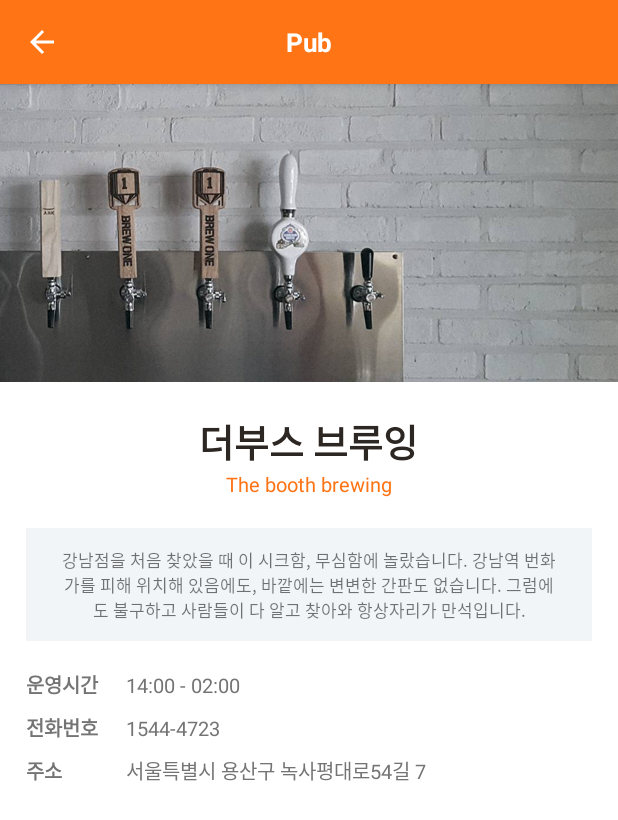
After one commit to Beeering/Beering-Android, an Android app: the PubDetailActivity screen opened directly, with no data from a screen before it, on a phone screen of 412 x 824 dp. The commit adds this screen. Shown: the top 820 px of the screen. Run offline under Robolectric (Android 15) with nearby library versions, the phone set to English and light mode, and no system bars.

Commit message:
Create Pub detail page

```diff
--- a/Beering/app/src/main/AndroidManifest.xml
+++ b/Beering/app/src/main/AndroidManifest.xml
@@ -39,7 +39,7 @@
         <activity
             android:name=".SettingActivity"
             android:theme="@style/Theme.AppCompat.NoActionBar" />
-
+        <activity android:name=".PubDetailActivity"></activity>
     </application>
 
 </manifest>
--- a/Beering/app/src/main/java/io/beering/beering/BeerRecyclerAdapter.java
+++ b/Beering/app/src/main/java/io/beering/beering/BeerRecyclerAdapter.java
@@ -76,6 +76,7 @@
                 v.getContext().startActivity(intent);
             }
         });
+
         ViewHolder viewHolder = new ViewHolder(v);
         return viewHolder;
     }
--- /dev/null
+++ b/Beering/app/src/main/java/io/beering/beering/PubDetailActivity.java
@@ -0,0 +1,48 @@
+package io.beering.beering;
+
+import android.graphics.Color;
+import android.os.Build;
+import android.os.Bundle;
+import android.support.v7.app.AppCompatActivity;
+import android.support.v7.widget.Toolbar;
+import android.view.View;
+import android.widget.ImageView;
+import android.widget.TextView;
+
+import static io.beering.beering.R.id.logo_text;
+
+public class PubDetailActivity extends AppCompatActivity {
+
+    Toolbar toolbar;
+
+    @Override
+    protected void onCreate(Bundle savedInstanceState) {
+        super.onCreate(savedInstanceState);
+        setContentView(R.layout.activity_pub_detail);
+
+
+        if (Build.VERSION.SDK_INT >= 21) {
+            getWindow().setStatusBarColor(Color.rgb(220, 90, 1));
+        }
+
+        toolbar = (Toolbar) findViewById(R.id.toolbar);
+        setSupportActionBar(toolbar);
+        toolbarSetting();
+        getSupportActionBar().setDisplayHomeAsUpEnabled(true);
+    }
+
+    public void toolbarSetting() {
+        // 상단 로고 가운데로 하기위해서 타이틀 없앰
+        getSupportActionBar().setTitle(null);
+
+        ImageView logoImage = (ImageView) findViewById(R.id.logo);
+        logoImage.setVisibility(View.GONE);
+
+        TextView logoText = (TextView) findViewById(logo_text);
+        logoText.setVisibility(View.VISIBLE);
+        logoText.setText("Pub");
+
+        ImageView searchBtn = (ImageView) findViewById(R.id.search_btn);
+        searchBtn.setVisibility(View.GONE);
+    }
+}
--- a/Beering/app/src/main/java/io/beering/beering/PubRecyclerAdapter.java
+++ b/Beering/app/src/main/java/io/beering/beering/PubRecyclerAdapter.java
@@ -1,11 +1,15 @@
 package io.beering.beering;
 
+import android.content.Intent;
 import android.support.v7.widget.RecyclerView;
 import android.view.LayoutInflater;
 import android.view.View;
 import android.view.ViewGroup;
 import android.widget.ImageView;
 import android.widget.TextView;
+import android.widget.Toast;
+
+import static com.facebook.FacebookSdk.getApplicationContext;
 
 /**
  * Created by hsun on 2017. 5. 16..
@@ -55,6 +59,15 @@
     @Override
     public ViewHolder onCreateViewHolder(ViewGroup parent, int viewType) {
         View v = LayoutInflater.from(parent.getContext()).inflate(R.layout.layout_card_pub, parent ,false);
+        v.setOnClickListener(new View.OnClickListener() {
+            @Override
+            public void onClick(View v) {
+                Toast.makeText(getApplicationContext(), "펍 누름", Toast.LENGTH_LONG).show();
+                Intent intent = new Intent(getApplicationContext(), PubDetailActivity.class);
+                v.getContext().startActivity(intent);
+            }
+        });
+
         ViewHolder viewHolder = new ViewHolder(v);
         return viewHolder;
     }
--- /dev/null
+++ b/Beering/app/src/main/res/layout/activity_pub_detail.xml
@@ -0,0 +1,157 @@
+<?xml version="1.0" encoding="utf-8"?>
+<RelativeLayout xmlns:android="http://schemas.android.com/apk/res/android"
+    xmlns:tools="http://schemas.android.com/tools"
+    android:id="@+id/container"
+    android:layout_width="match_parent"
+    android:layout_height="match_parent"
+    android:background="#ffffff"
+    tools:context="io.beering.beering.PubDetailActivity">
+
+    <android.support.design.widget.AppBarLayout
+        android:id="@+id/appbar"
+        android:layout_width="match_parent"
+        android:layout_height="wrap_content">
+
+        <include
+            layout="@layout/custom_toolbar"
+            android:layout_width="match_parent"
+            android:layout_height="wrap_content" />
+
+    </android.support.design.widget.AppBarLayout>
+
+    <ImageView
+        android:layout_width="match_parent"
+        android:layout_height="198.5dp"
+        android:layout_below="@+id/appbar"
+        android:id="@+id/pub_background"
+        android:src="@drawable/pub_brand_background"
+        android:scaleType="centerCrop"
+        />
+
+    <TextView
+        android:layout_width="wrap_content"
+        android:layout_height="wrap_content"
+        android:layout_below="@+id/pub_background"
+        android:id="@+id/pub_text_1"
+        android:layout_centerHorizontal="true"
+        android:layout_marginTop="20.2dp"
+        android:text="더부스 브루잉"
+        android:textSize="25sp"
+        android:textStyle="bold"
+        android:textColor="#2d2724"/>
+
+    <TextView
+        android:layout_width="wrap_content"
+        android:layout_height="wrap_content"
+        android:layout_below="@+id/pub_text_1"
+        android:layout_centerHorizontal="true"
+        android:id="@+id/pub_text_2"
+        android:text="The booth brewing"
+        android:textSize="13sp"
+        android:textColor="#ff7415"/>
+
+    <TextView
+        android:layout_width="match_parent"
+        android:layout_height="wrap_content"
+        android:background="#f1f5f8"
+        android:layout_below="@id/pub_text_2"
+        android:layout_centerHorizontal="true"
+        android:id="@+id/pub_detail_desc_text"
+        android:text="강남점을 처음 찾았을 때 이 시크함, 무심함에 놀랐습니다. 강남역 번화가를 피해 위치해 있음에도, 바깥에는 변변한 간판도 없습니다. 그럼에도 불구하고 사람들이 다 알고 찾아와 항상자리가 만석입니다."
+        android:textSize="11sp"
+        android:gravity="center"
+        android:layout_marginTop="20dp"
+        android:layout_marginRight="17.5dp"
+        android:layout_marginLeft="17.5dp"
+        android:paddingTop="12.5dp"
+        android:paddingBottom="12.5dp"
+        android:paddingLeft="22dp"
+        android:paddingRight="22dp"/>
+
+    <LinearLayout
+        android:layout_width="wrap_content"
+        android:layout_height="wrap_content"
+        android:layout_below="@id/pub_detail_desc_text"
+        android:layout_marginTop="18.5dp"
+        android:layout_marginLeft="17.5dp"
+        android:id="@+id/pub_linear_1">
+
+        <TextView
+            android:layout_width="52dp"
+            android:layout_height="wrap_content"
+            android:text="운영시간"
+            android:textSize="13sp"
+            android:textStyle="bold"
+            android:textColor="#747474"/>
+
+        <TextView
+            android:layout_width="wrap_content"
+            android:layout_height="wrap_content"
+            android:id="@+id/pub_hour"
+            android:layout_marginLeft="14.8dp"
+            android:text="14:00 - 02:00"
+            android:textSize="13sp"
+            android:textColor="#747474"
+            />
+    </LinearLayout>
+
+    <LinearLayout
+        android:layout_width="wrap_content"
+        android:layout_height="wrap_content"
+        android:layout_below="@id/pub_linear_1"
+        android:layout_marginTop="8dp"
+        android:layout_marginLeft="17.5dp"
+        android:id="@+id/pub_linear_2">
+
+        <TextView
+            android:layout_width="52dp"
+            android:layout_height="wrap_content"
+            android:text="전화번호"
+            android:textSize="13sp"
+            android:textStyle="bold"
+            android:textColor="#747474"/>
+
+        <TextView
+            android:layout_width="wrap_content"
+            android:layout_height="wrap_content"
+            android:id="@+id/pub_phone"
+            android:layout_marginLeft="14.8dp"
+            android:text="1544-4723"
+            android:textSize="13sp"
+            android:textColor="#747474"
+            />
+    </LinearLayout>
+
+    <LinearLayout
+        android:layout_width="wrap_content"
+        android:layout_height="wrap_content"
+        android:layout_below="@id/pub_linear_2"
+        android:layout_marginTop="8dp"
+        android:layout_marginLeft="17.5dp"
+        android:id="@+id/pub_linear_3">
+
+        <TextView
+            android:layout_width="52dp"
+            android:layout_height="wrap_content"
+            android:text="주소"
+            android:textSize="13sp"
+            android:textStyle="bold"
+            android:textColor="#747474"/>
+
+        <TextView
+            android:layout_width="wrap_content"
+            android:layout_height="wrap_content"
+            android:id="@+id/pub_address"
+            android:layout_marginLeft="14.8dp"
+            android:text="서울특별시 용산구 녹사평대로54길 7"
+            android:textSize="13sp"
+            android:textColor="#747474"
+            />
+    </LinearLayout>
+
+
+
+
+
+
+</RelativeLayout>
--- a/Beering/app/src/main/res/layout/fragment_badge.xml
+++ b/Beering/app/src/main/res/layout/fragment_badge.xml
@@ -3,7 +3,7 @@
     android:layout_width="match_parent"
     android:layout_height="match_parent"
     android:orientation="vertical"
-    android:background="#d1a624">
+    android:background="#CEFBC9">
 
     <TextView
         android:id="@+id/textView2"
--- a/Beering/app/src/main/res/layout/fragment_mytaste.xml
+++ b/Beering/app/src/main/res/layout/fragment_mytaste.xml
@@ -3,15 +3,28 @@
     android:layout_width="match_parent"
     android:layout_height="match_parent"
     android:orientation="vertical"
-    android:background="#6da624">
+    android:background="#FFEAEA">
 
     <TextView
-        android:id="@+id/textView3"
         android:layout_width="wrap_content"
         android:layout_height="wrap_content"
-        android:layout_centerInParent="true"
-        android:textSize="40sp"
-        android:textColor="#39add1"
-        android:text="Tab 3"/>
+        android:id="@+id/taste_text_1"
+        android:text="맥주 특징"
+        android:textSize="13sp"
+        android:textStyle="bold"
+        android:layout_marginTop="17.8dp"
+        android:layout_marginLeft="18.5dp"
+        android:textColor="#747474" />
+
+    <TextView
+        android:layout_width="wrap_content"
+        android:layout_height="wrap_content"
+        android:layout_below="@+id/taste_text_1"
+        android:text="(IBU : 쓴 맛의 정도 / ABU : 알코올 도수 / Kcal : 칼로리)"
+        android:textSize="10.5sp"
+        android:layout_marginTop="9dp"
+        android:layout_marginLeft="18.5dp"
+        android:textColor="#5e6977" />
+
 
 </RelativeLayout>
```
Also changed, not shown: Beering/app/src/main/res/drawable/pub_brand_background.png (added).
